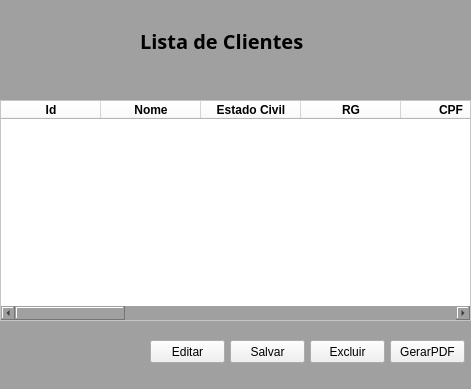
Qt form tela_listar.ui (saulovictor/Sistema) before a commit.
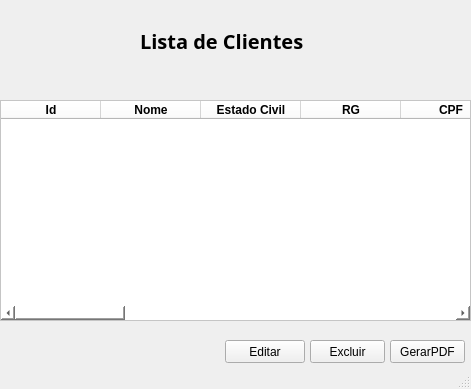
The same form after that commit.

Diff of the .ui file:
```diff
--- a/tela_listar.ui
+++ b/tela_listar.ui
@@ -14,7 +14,7 @@
    <string>MainWindow</string>
   </property>
   <property name="styleSheet">
-   <string notr="true">background-color: rgb(160, 160, 160);</string>
+   <string notr="true"/>
   </property>
   <widget class="QWidget" name="centralwidget">
    <widget class="QTableWidget" name="tableWidget">
@@ -234,9 +234,9 @@
    <widget class="QPushButton" name="pushButton">
     <property name="geometry">
      <rect>
-      <x>150</x>
+      <x>225</x>
       <y>340</y>
-      <width>75</width>
+      <width>80</width>
       <height>23</height>
      </rect>
     </property>
@@ -247,22 +247,6 @@
      <string>Editar</string>
     </property>
    </widget>
-   <widget class="QPushButton" name="pushButton_2">
-    <property name="geometry">
-     <rect>
-      <x>230</x>
-      <y>340</y>
-      <width>75</width>
-      <height>23</height>
-     </rect>
-    </property>
-    <property name="styleSheet">
-     <string notr="true">background-color: rgb(240, 240, 240);</string>
-    </property>
-    <property name="text">
-     <string>Salvar</string>
-    </property>
-   </widget>
    <widget class="QPushButton" name="pushButton_3">
     <property name="geometry">
      <rect>
```
